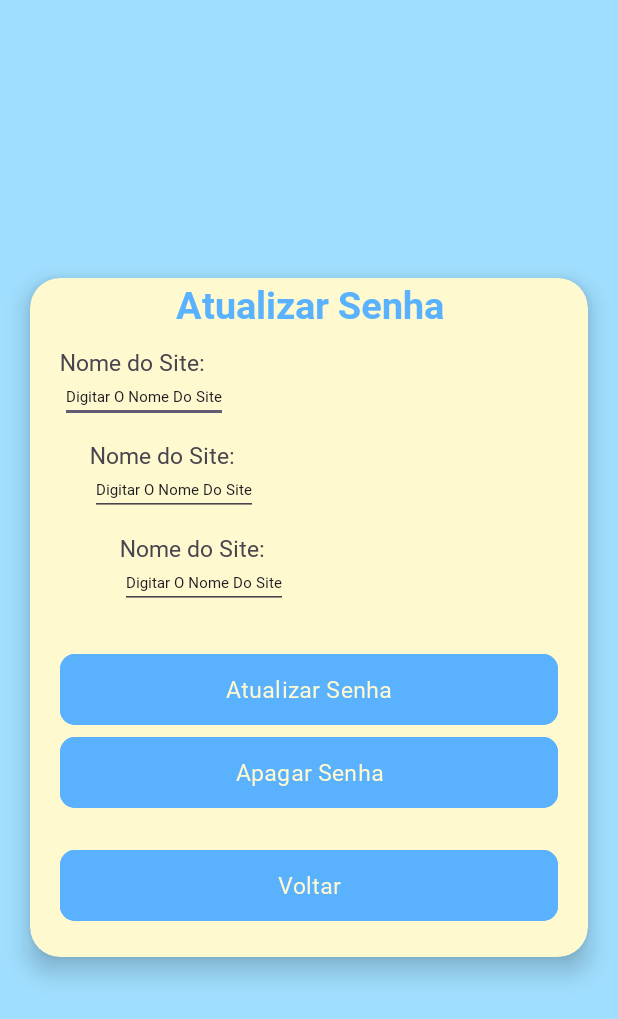
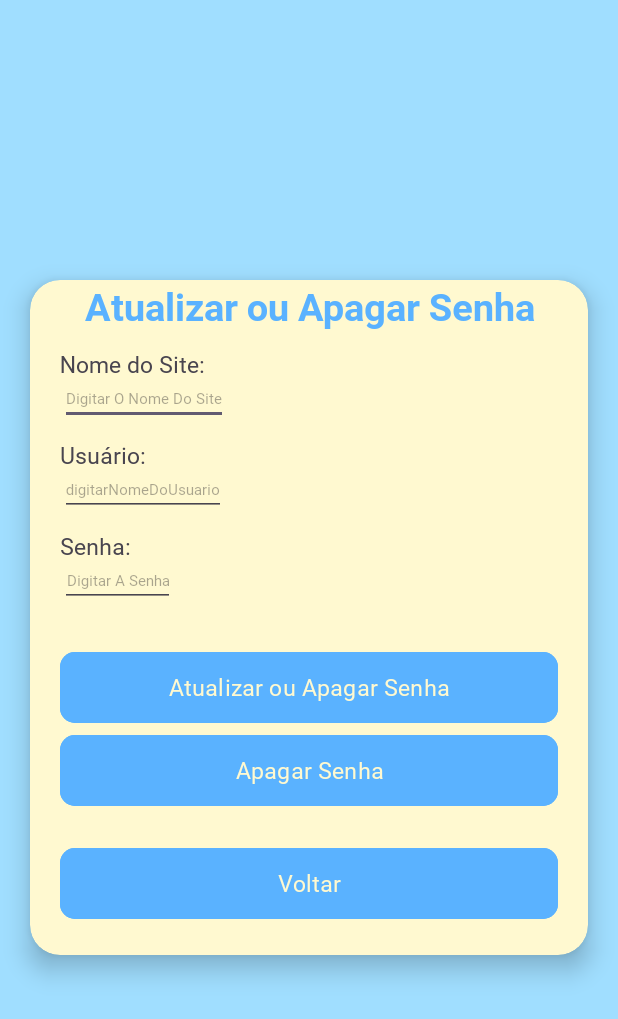
Before and after one commit to mstewart796/MinhasSenhas, an Android app: the layout activity_update.xml on its own in the app's theme, with its tools: preview values and no code run, on a phone screen of 412 x 824 dp. Shown: the top 1019 px of the screen. Run offline under Robolectric (Android 15) with nearby library versions, the phone set to English and light mode, and no system bars.

Commit message:
FIxed activity update format and text

```diff
--- a/app/src/main/res/layout/activity_update.xml
+++ b/app/src/main/res/layout/activity_update.xml
@@ -42,7 +42,7 @@
                 android:layout_marginStart="20dp"
                 android:layout_marginTop="5dp"
                 android:fontFamily="@font/ubuntusans"
-                android:gravity="right"
+                android:gravity="center"
                 android:paddingTop="5dp"
                 android:textSize="15sp"
                 android:text="@string/nomeDoSite"
@@ -51,16 +51,15 @@
 
             <EditText
                 android:id="@+id/etSite"
-                android:inputType="numberDecimal"
-                android:gravity="center_horizontal"
+                android:inputType="text"
+                android:gravity="center"
                 android:paddingTop="5dp"
                 android:layout_width="0dp"
                 android:layout_weight="2"
                 android:textSize="10sp"
                 android:fontFamily="@font/ubuntusans"
                 android:layout_height="wrap_content"
-                android:text="@string/digitarNomeDoSite"
-                android:hint="Digite o site"
+                android:hint="@string/digitarNomeDoSite"
                 app:layout_constraintStart_toStartOf="@id/tvSite"
                 app:layout_constraintTop_toBottomOf="@id/tvSite"/>
 
@@ -68,28 +67,27 @@
                 android:id="@+id/tvUser"
                 android:layout_width="wrap_content"
                 android:layout_height="wrap_content"
-                android:layout_marginStart="20dp"
-                android:layout_marginTop="5dp"
+                android:layout_marginStart="0dp"
+                android:layout_marginTop="4dp"
                 android:fontFamily="@font/ubuntusans"
-                android:gravity="right"
+                android:gravity="center"
                 android:paddingTop="5dp"
+                android:text="@string/usuarioDoSite"
                 android:textSize="15sp"
-                android:text="@string/nomeDoSite"
                 app:layout_constraintStart_toStartOf="@id/etSite"
                 app:layout_constraintTop_toBottomOf="@id/etSite" />
 
             <EditText
                 android:id="@+id/etUser"
-                android:inputType="numberDecimal"
-                android:gravity="center_horizontal"
+                android:inputType="text"
+                android:gravity="center"
                 android:paddingTop="5dp"
                 android:layout_width="0dp"
                 android:layout_weight="2"
                 android:textSize="10sp"
                 android:fontFamily="@font/ubuntusans"
                 android:layout_height="wrap_content"
-                android:text="@string/digitarNomeDoSite"
-                android:hint="Digite o site"
+                android:hint="digitarNomeDoUsuario"
                 app:layout_constraintStart_toStartOf="@id/tvUser"
                 app:layout_constraintTop_toBottomOf="@id/tvUser"/>
 
@@ -97,31 +95,29 @@
                 android:id="@+id/tvSenha"
                 android:layout_width="wrap_content"
                 android:layout_height="wrap_content"
-                android:layout_marginStart="20dp"
-                android:layout_marginTop="5dp"
+                android:layout_marginStart="0dp"
+                android:layout_marginTop="4dp"
                 android:fontFamily="@font/ubuntusans"
-                android:gravity="right"
+                android:gravity="center"
                 android:paddingTop="5dp"
+                android:text="@string/senhaDoSite"
                 android:textSize="15sp"
-                android:text="@string/nomeDoSite"
                 app:layout_constraintStart_toStartOf="@id/etUser"
                 app:layout_constraintTop_toBottomOf="@id/etUser" />
 
             <EditText
                 android:id="@+id/etSenha"
-                android:inputType="numberDecimal"
-                android:gravity="center_horizontal"
+                android:inputType="text"
+                android:gravity="center"
                 android:paddingTop="5dp"
                 android:layout_width="0dp"
                 android:layout_weight="2"
                 android:textSize="10sp"
                 android:fontFamily="@font/ubuntusans"
                 android:layout_height="wrap_content"
-                android:text="@string/digitarNomeDoSite"
-                android:hint="Digite o site"
+                android:hint="@string/digitarSenha"
                 app:layout_constraintStart_toStartOf="@id/tvSenha"
                 app:layout_constraintTop_toBottomOf="@id/tvSenha"/>
-
             <com.google.android.material.button.MaterialButton
                 android:id="@+id/butaoAtualizar"
                 android:layout_width="match_parent"
--- a/app/src/main/res/values/strings.xml
+++ b/app/src/main/res/values/strings.xml
@@ -18,7 +18,7 @@
     <string name="digitarNomeDoUsuario">Digitar O Nome Do Usuário</string>
     <string name="digitarSenha">Digitar A Senha</string>
     <string name="salvarSenha">Salvar Senha</string>
-    <string name="atualizarSenha">Atualizar Senha</string>
+    <string name="atualizarSenha">Atualizar ou Apagar Senha</string>
     <string name="atualizarApagarSenha">Atualizar ou Apagar Senha</string>
     <string name="apagarSenha">Apagar Senha</string>
     <string name="voltar">Voltar</string>
```
